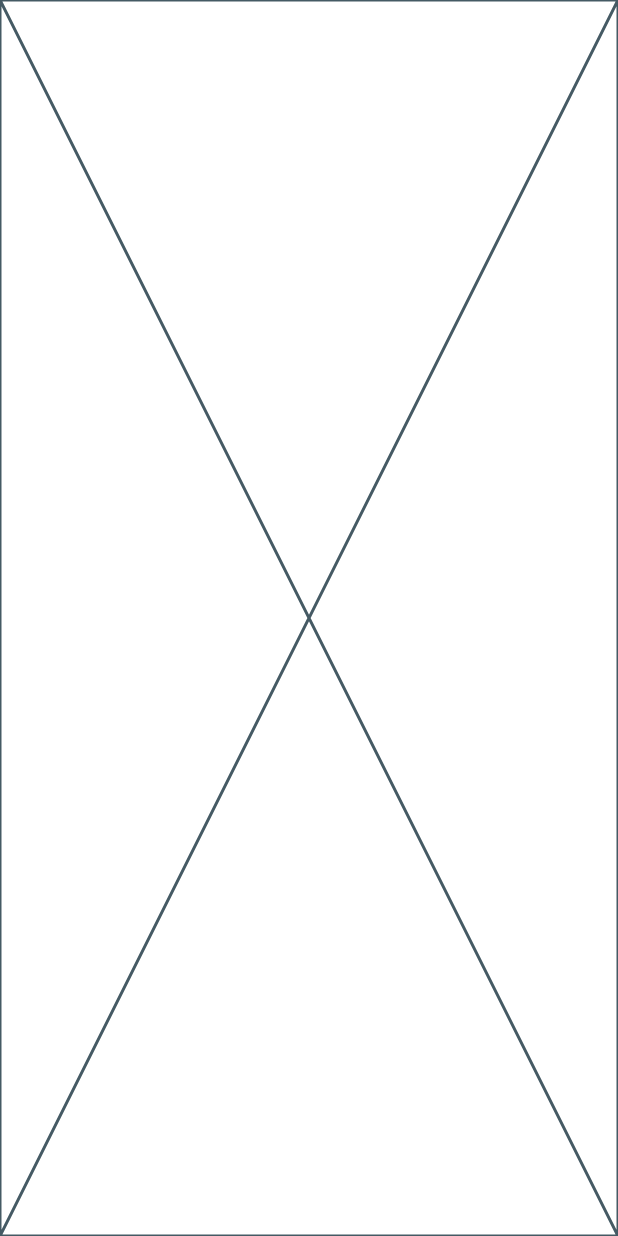
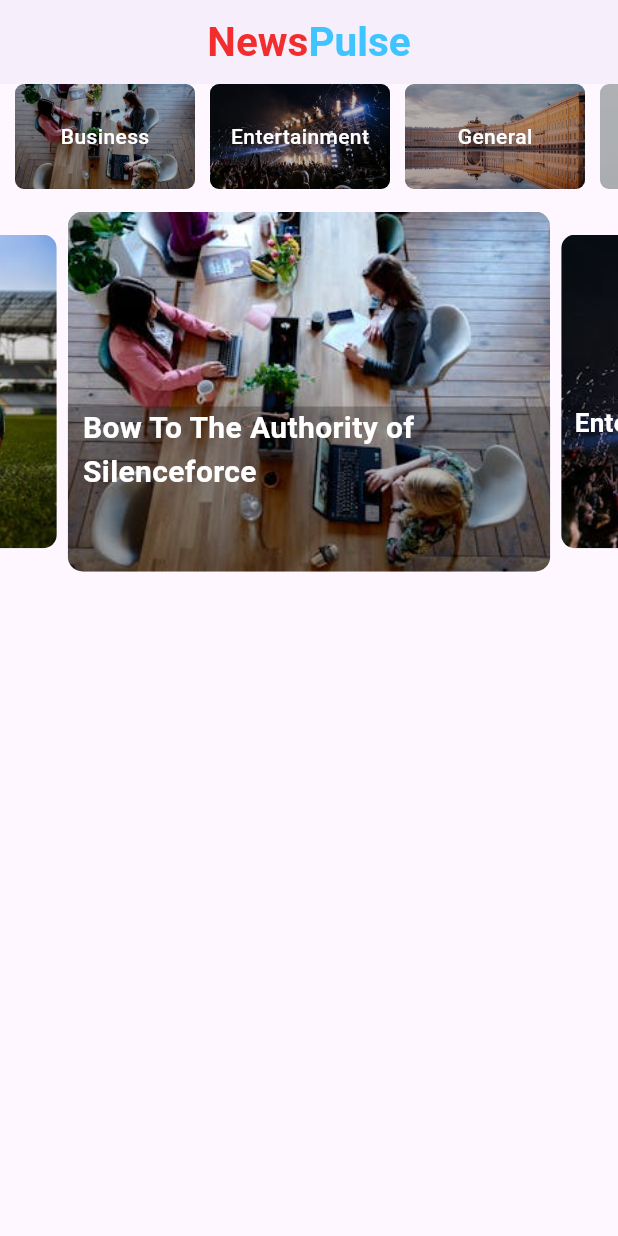
Before and after one commit to ShantanuKH/NewsPulse, a Flutter app: the screen it shows after launch, on a phone screen of 412 x 824 dp. Run offline on Flutter 3.47's test engine with Material 3 defaults, Android fonts, the phone set to English and light mode, and no system bars; drawn by our look-alikes of carousel_slider.

Commit message:
Created the Category & Carousel slider

```diff
--- a/lib/main.dart
+++ b/lib/main.dart
@@ -12,7 +12,7 @@ class MyApp extends StatelessWidget {
   @override
   Widget build(BuildContext context) {
     return MaterialApp(
-
+      debugShowCheckedModeBanner: false,
       home: const HomePage(),
     );
   }
--- /dev/null
+++ b/lib/model/category_model.dart
@@ -0,0 +1,4 @@
+class CategoryModel {
+  String? catergoryName;
+  String? image;
+}
--- /dev/null
+++ b/lib/model/slider_model.dart
@@ -0,0 +1,4 @@
+class sliderModel {
+  String? image;
+  String? name;
+}
--- a/lib/pages/home.dart
+++ b/lib/pages/home.dart
@@ -1,4 +1,11 @@
+import 'dart:ui';
+
+import 'package:carousel_slider/carousel_slider.dart';
 import 'package:flutter/material.dart';
+import 'package:news_pulse/model/category_model.dart';
+import 'package:news_pulse/model/slider_model.dart';
+import 'package:news_pulse/services/data.dart';
+import 'package:news_pulse/services/slider_data.dart';
 
 class HomePage extends StatefulWidget {
   const HomePage({super.key});
@@ -8,8 +15,152 @@ class HomePage extends StatefulWidget {
 }
 
 class _HomePageState extends State<HomePage> {
+  List<CategoryModel> categories = [];
+  List<sliderModel> slider = [];
+  @override
+  void initState() {
+    categories = getCategories();
+    slider = getSliders();
+    super.initState();
+  }
+
   @override
   Widget build(BuildContext context) {
-    return const Placeholder();
+    return Scaffold(
+      appBar: AppBar(
+        title: RichText(
+          text: TextSpan(
+              text: "News",
+              style: TextStyle(
+                  color: Color.fromARGB(255, 241, 45, 45),
+                  fontWeight: FontWeight.bold,
+                  fontSize: 27),
+              children: [
+                TextSpan(
+                    text: "Pulse",
+                    style: TextStyle(
+                        color: Colors.lightBlueAccent,
+                        fontWeight: FontWeight.bold,
+                        fontSize: 27))
+              ]),
+        ),
+        elevation: 1,
+        centerTitle: true,
+      ),
+      body: Container(
+        child: Column(
+          children: [
+            Container(
+              margin: EdgeInsets.only(left: 10),
+              height: 70,
+              child: ListView.builder(
+                  scrollDirection: Axis.horizontal,
+                  shrinkWrap: true,
+                  itemCount: categories.length,
+                  itemBuilder: (context, index) {
+                    return CatergoryTiles(
+                      image: categories[index].image,
+                      catergoryName: categories[index].catergoryName,
+                    );
+                  }),
+            ),
+            SizedBox(height: 15,),
+            CarouselSlider.builder(
+                itemCount: slider.length,
+                itemBuilder: (context, index, realIndex) {
+                  String? res = slider[index].image;
+                  String? sname = slider[index].name;
+                  return buildImage(res!, index, sname!);
+                },
+                options: CarouselOptions(
+                    height: 240,
+                    autoPlay: true,
+                    autoPlayAnimationDuration: Durations.long4,
+                    enlargeCenterPage: true,
+                    enlargeStrategy: CenterPageEnlargeStrategy.zoom)),
+          ],
+        ),
+      ),
+    );
+  }
+
+  Widget buildImage(String image, int index, String name) => Container(
+        margin: EdgeInsets.symmetric(horizontal: 4),
+        child: Stack(
+          children: [
+
+
+           ClipRRect(
+            borderRadius: BorderRadius.circular(10),
+            child: Image.asset(
+              height: 240,
+              image,
+              fit: BoxFit.cover,
+              width: MediaQuery.of(context).size.width,
+            ),
+          ),
+          Container(
+            height: 240,
+            padding: EdgeInsets.only(left: 10),
+            margin: EdgeInsets.only(top:130),
+            width: MediaQuery.of(context).size.width,
+            decoration: BoxDecoration(
+              color: Colors.black26,
+              borderRadius:BorderRadius.only(bottomLeft:Radius.circular(10),bottomRight:Radius.circular(10) )
+
+            ),
+            child: Text(name,
+            style: TextStyle(
+              fontWeight: FontWeight.w600,
+              fontSize: 20,
+              color: Colors.white
+            ),
+            ),
+          ),
+
+           ],
+        ),
+      );
+}
+
+class CatergoryTiles extends StatelessWidget {
+  final image, catergoryName;
+  CatergoryTiles({this.image, this.catergoryName});
+
+  @override
+  Widget build(BuildContext context) {
+    return Container(
+      margin: EdgeInsets.only(right: 10),
+      child: Stack(
+        children: [
+          ClipRRect(
+            borderRadius: BorderRadius.all(Radius.circular(6)),
+            child: Image.asset(
+              image,
+              width: 120,
+              height: 120,
+              fit: BoxFit.cover,
+            ),
+          ),
+          Container(
+            decoration: BoxDecoration(
+              borderRadius: BorderRadius.circular(6),
+              color: Colors.black26,
+            ),
+            width: 120,
+            height: 120,
+            child: Center(
+              child: Text(
+                catergoryName,
+                style: TextStyle(
+                    color: Colors.white,
+                    fontSize: 14,
+                    fontWeight: FontWeight.w500),
+              ),
+            ),
+          )
+        ],
+      ),
+    );
   }
 }
--- /dev/null
+++ b/lib/services/data.dart
@@ -0,0 +1,39 @@
+import 'package:flutter/foundation.dart';
+import 'package:news_pulse/model/category_model.dart';
+
+List<CategoryModel> getCategories() {
+  List<CategoryModel> category = [];
+  CategoryModel categoryModel = new CategoryModel();
+
+  categoryModel.catergoryName = "Business";
+  categoryModel.image = "assets/business.jpeg";
+  category.add(categoryModel);
+  categoryModel = new CategoryModel();
+
+  categoryModel.catergoryName = "Entertainment";
+  categoryModel.image = "assets/entertainment.jpeg";
+  category.add(categoryModel);
+  categoryModel = new CategoryModel();
+
+  categoryModel.catergoryName = "General";
+  categoryModel.image = "assets/general.jpeg";
+  category.add(categoryModel);
+  categoryModel = new CategoryModel();
+
+  categoryModel.catergoryName = "Health";
+  categoryModel.image = "assets/health.jpeg";
+  category.add(categoryModel);
+  categoryModel = new CategoryModel();
+
+  categoryModel.catergoryName = "Science";
+  categoryModel.image = "assets/science.jpeg";
+  category.add(categoryModel);
+  categoryModel = new CategoryModel();
+
+  categoryModel.catergoryName = "Sports";
+  categoryModel.image = "assets/sports.jpeg";
+  category.add(categoryModel);
+  categoryModel = new CategoryModel();
+
+  return category;
+}
--- /dev/null
+++ b/lib/services/slider_data.dart
@@ -0,0 +1,39 @@
+
+import 'package:news_pulse/model/slider_model.dart';
+
+List<sliderModel> getSliders() {
+  List<sliderModel> slider = [];
+  sliderModel categoryModel = new sliderModel();
+
+  categoryModel.name = "Bow To The Authority of Silenceforce";
+  categoryModel.image = "assets/business.jpeg";
+  slider.add(categoryModel);
+  categoryModel = new sliderModel();
+
+  categoryModel.name = "Entertainment";
+  categoryModel.image = "assets/entertainment.jpeg";
+  slider.add(categoryModel);
+  categoryModel = new sliderModel();
+
+  categoryModel.name = "General";
+  categoryModel.image = "assets/general.jpeg";
+  slider.add(categoryModel);
+  categoryModel = new sliderModel();
+
+  categoryModel.name = "Health";
+  categoryModel.image = "assets/health.jpeg";
+  slider.add(categoryModel);
+  categoryModel = new sliderModel();
+
+  categoryModel.name = "Science";
+  categoryModel.image = "assets/science.jpeg";
+  slider.add(categoryModel);
+  categoryModel = new sliderModel();
+
+  categoryModel.name = "Sports";
+  categoryModel.image = "assets/sports.jpeg";
+  slider.add(categoryModel);
+  categoryModel = new sliderModel();
+
+  return slider;
+}
```
Also changed, not shown: pubspec.yaml (+6 -13 lines), assets/business.jpeg (added), assets/entertainment.jpeg (added), assets/general.jpeg (added), assets/health.jpeg (added), assets/science.jpeg (added), assets/sports.jpeg (added), pubspec.lock.
